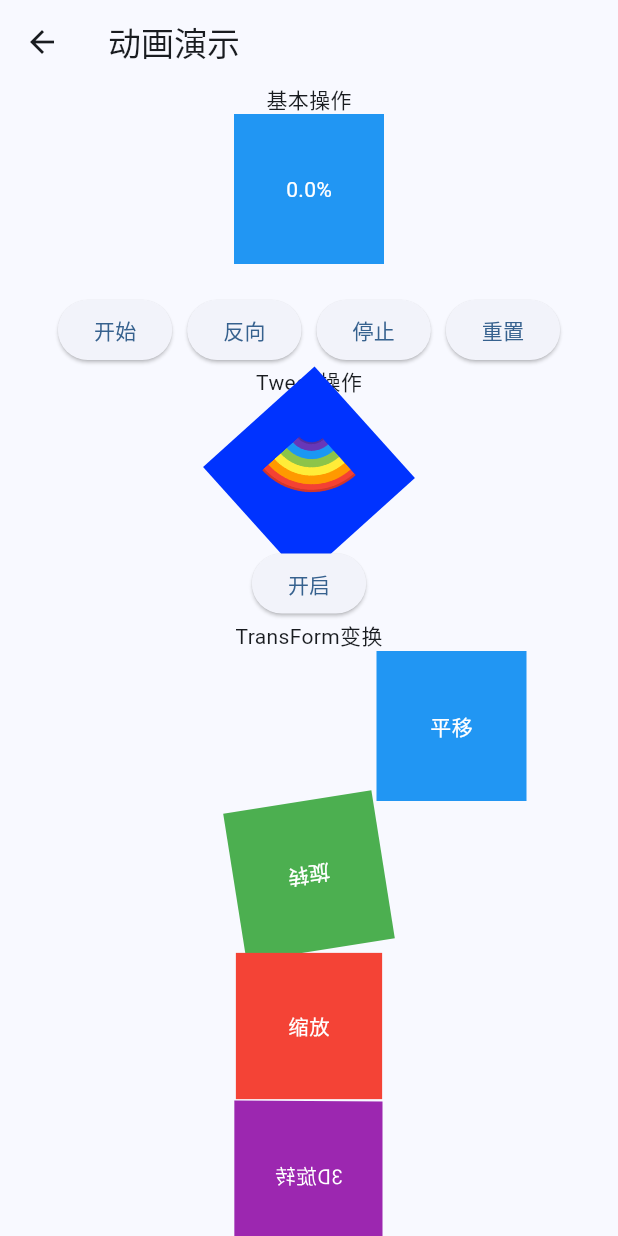
After one commit to wfs31415926/flutter_demo, a Flutter app: the AnimationShowPage screen opened directly, on a phone screen of 412 x 824 dp. The commit adds this screen. Run offline on Flutter 3.47's test engine with Material 3 defaults, Android fonts, the phone set to English and light mode, and no system bars; our stand-ins replace audioplayers, carousel_slider, decimal, get, logger, shared_preferences; accounts and stored records are empty.

Commit message:
feat:显式动画,隐式动画及相应组件展示

```diff
--- a/pkgs/common/lib/page/animated_widgets_test.dart
+++ b/pkgs/common/lib/page/animated_widgets_test.dart
@@ -120,6 +120,22 @@ class _AnimatedWidgetsTestState extends State<AnimatedWidgetsTest> {
               ),
             ),
           ),
+          TweenAnimationBuilder<Color?>(
+            duration: Duration(milliseconds: 2000),
+            tween: ColorTween(
+              begin: Colors.red,
+              end: Colors.blue,
+            ),
+            builder: (context, color, child) {
+              return Container(
+                width: 100,
+                height: 100,
+                color: color,
+                child: child,
+              );
+            },
+            child: Icon(Icons.star, color: Colors.white),
+          )
           // AnimatedDecoratedBox1(
           //   duration: Duration(
           //       milliseconds: _decorationColor == Colors.red ? 400 : 2000),
--- /dev/null
+++ b/pkgs/common/lib/page/animation_show.dart
@@ -0,0 +1,349 @@
+import 'package:common/comm.dart';
+import 'package:flutter/cupertino.dart';
+import 'package:flutter/material.dart';
+import 'package:flutter/physics.dart';
+
+class AnimationShowPage extends StatefulWidget {
+  @override
+  State<AnimationShowPage> createState() => _AnimationShowPageState();
+}
+
+class _AnimationShowPageState extends State<AnimationShowPage>
+    with TickerProviderStateMixin {
+  late AnimationController _controller1;
+  late AnimationController _controller2;
+  late AnimationController _controller3;
+  late AnimationController _controller4;
+  late Animation<Color> _rainbowAnimation;
+  late Animation<double> _angleAnimation;
+  late Animation<double> _transformAnimation;
+  late SpringSimulation _springSimulation; //弹簧
+  late Animation<double> _springAnimation; //弹簧动画
+
+  @override
+  void initState() {
+    super.initState();
+    _controller1 =
+        AnimationController(vsync: this, duration: Duration(seconds: 2));
+    _controller1.addListener(() {});
+    _controller1.addStatusListener((status) {});
+    _controller2 = AnimationController(
+      vsync: this,
+      duration: const Duration(seconds: 3),
+    )..repeat();
+
+    _rainbowAnimation = RainbowTween().animate(_controller2);
+    _angleAnimation = AngleTween(begin: 0, end: 360).animate(_controller2);
+    _controller3 =
+        AnimationController(vsync: this, duration: Duration(seconds: 2))
+          ..repeat(reverse: true);
+    _transformAnimation = Tween(begin: 0.0, end: 1.0).animate(_controller3);
+
+    //1.创建动画控制器(弹簧动画,时长会被忽略,由模拟决定)
+    _controller4 =
+        AnimationController(vsync: this, duration: Duration(seconds: 2));
+    // ..repeat(reverse: true);
+    // //2.创建弹簧模拟
+    _springSimulation = SpringSimulation(
+        SpringDescription(
+          mass: 1, // 质量
+          stiffness: 1, //刚度,刚度小动画变慢
+          damping: 1, //阻尼,阻尼小可能多次震荡
+        ),
+        0.0, //起始位置
+        300.0, //目标位置
+        10.0 //初始速度
+        );
+    //3.控制器驱动弹簧模拟
+    // _controller4.animateWith(_springSimulation);
+    //4.创建动画
+    _springAnimation =
+        Tween<double>(begin: 0.0, end: 300.0).animate(_controller4);
+    // 添加监听器
+    _springAnimation.addListener(() {
+      print("弹簧动画${_springAnimation.value}");
+    });
+    // 确保在下一帧启动动画
+    WidgetsBinding.instance.addPostFrameCallback((_) {
+      startSpringAnimation();
+    });
+  }
+
+  //开启弹簧动画
+  void startSpringAnimation() {
+    _controller4.reset();
+    _controller4.animateWith(_springSimulation);
+  }
+
+  @override
+  void dispose() {
+    _controller1.dispose();
+    _controller2.dispose();
+    _controller3.dispose();
+    _controller4.dispose();
+    super.dispose();
+  }
+
+  @override
+  Widget build(BuildContext context) {
+    return Scaffold(
+      appBar: AppBar(
+        title: const Text('动画演示'),
+      ),
+      body: SingleChildScrollView(
+        child: Column(
+          children: [
+            Text("基本操作"),
+            AnimatedBuilder(
+                animation: _controller1,
+                builder: (context, child) {
+                  return Container(
+                    width: 100 + _controller1.value * 100,
+                    height: 100,
+                    color: Colors.blue,
+                    child: Center(
+                      child: Text(
+                        "${(_controller1.value * 100).toStringAsFixed(1)}%",
+                        style: TextStyle(color: Colors.white),
+                      ),
+                    ),
+                  );
+                }),
+            const SizedBox(height: 20),
+            Row(
+              mainAxisAlignment: MainAxisAlignment.center,
+              children: [
+                ElevatedButton(
+                  onPressed: () => _controller1.forward(), // 正向播放
+                  child: const Text('开始'),
+                ),
+                const SizedBox(width: 10),
+                ElevatedButton(
+                  onPressed: () => _controller1.reverse(), // 反向播放
+                  child: const Text('反向'),
+                ),
+                const SizedBox(width: 10),
+                ElevatedButton(
+                  onPressed: () => _controller1.stop(), // 停止
+                  child: const Text('停止'),
+                ),
+                const SizedBox(width: 10),
+                // 添加重置按钮
+                ElevatedButton(
+                  onPressed: () => _controller1.reset(),
+                  child: const Text('重置'),
+                ),
+              ],
+            ),
+            Text("Tween操作"),
+            AnimatedBuilder(
+              animation: _controller2,
+              builder: (context, child) {
+                return Transform.rotate(
+                  angle: _angleAnimation.value,
+                  child: Container(
+                    width: 100,
+                    height: 100,
+                    color: _rainbowAnimation.value,
+                    child: const Center(
+                      child: Text(
+                        '🌈',
+                        style: TextStyle(fontSize: 40),
+                      ),
+                    ),
+                  ),
+                );
+              },
+            ),
+            ElevatedButton(
+              onPressed: () => _controller2.forward(),
+              child: const Text('开启'),
+            ),
+            Column(
+              mainAxisSize: MainAxisSize.min,
+              mainAxisAlignment: MainAxisAlignment.center,
+              children: [
+                Text("TransForm变换"),
+                // 1. 平移变换
+                AnimatedBuilder(
+                  animation: _transformAnimation,
+                  builder: (context, child) {
+                    return Transform.translate(
+                      offset: Offset(_transformAnimation.value * 100, 0),
+                      child: _buildBox('平移', Colors.blue),
+                    );
+                  },
+                ),
+                // 2. 旋转变换
+                AnimatedBuilder(
+                  animation: _transformAnimation,
+                  builder: (context, child) {
+                    return Transform.rotate(
+                      angle: _transformAnimation.value * 3.14159, // 0-π 弧度
+                      child: _buildBox('旋转', Colors.green),
+                    );
+                  },
+                ),
+                // 3. 缩放变换
+
+                AnimatedBuilder(
+                  animation: _transformAnimation,
+                  builder: (context, child) {
+                    return Transform.scale(
+                      scale: 0.5 + _transformAnimation.value * 0.5, // 0.5-1.0
+                      child: _buildBox('缩放', Colors.red),
+                    );
+                  },
+                ),
+                // 4. 3D 变换（沿 Y 轴旋转）
+                AnimatedBuilder(
+                  animation: _transformAnimation,
+                  builder: (context, child) {
+                    return Transform(
+                      transform: Matrix4.identity()
+                        ..setEntry(3, 2, 0.001) // 透视
+                        ..rotateY(_transformAnimation.value * 3.14159),
+                      alignment: Alignment.center,
+                      child: _buildBox('3D旋转', Colors.purple),
+                    );
+                  },
+                ),
+              ],
+            ),
+            Column(
+              mainAxisSize: MainAxisSize.min,
+              mainAxisAlignment: MainAxisAlignment.center,
+              children: [
+                AnimatedBuilder(
+                  animation: _transformAnimation,
+                  builder: (context, child) {
+                    return Transform(
+                      transform: Matrix4.skewX(_transformAnimation.value * 0.5),
+                      // X轴倾斜
+                      child: _buildBox('倾斜', Colors.blue),
+                    );
+                  },
+                ),
+                AnimatedBuilder(
+                  animation: _transformAnimation,
+                  builder: (context, child) {
+                    return Transform(
+                      transform: Matrix4.identity()
+                        ..translate(_transformAnimation.value * 100.0) // X轴平移
+                        ..rotateZ(_transformAnimation.value * 3.14159), // Z轴旋转
+                      child: _buildBox('平移+旋转', Colors.green),
+                    );
+                  },
+                ),
+                AnimatedBuilder(
+                  animation: _transformAnimation,
+                  builder: (context, child) {
+                    return Transform(
+                      transform: Matrix4.identity()
+                        ..setEntry(3, 2, 0.001) // 透视
+                        ..rotateX(
+                            _transformAnimation.value * 3.14159 / 4) // X轴旋转45度
+                        ..rotateY(_transformAnimation.value * 3.14159 / 4),
+                      // Y轴旋转45度
+                      child: _buildBox('3D透视', Colors.red),
+                    );
+                  },
+                ),
+                AnimatedBuilder(
+                  animation: _transformAnimation,
+                  builder: (context, child) {
+                    return Transform(
+                      transform: Matrix4(
+                        1.0,
+                        _transformAnimation.value * 0.5,
+                        0.0,
+                        0.0,
+                        0.0,
+                        1.0,
+                        0.0,
+                        0.0,
+                        0.0,
+                        0.0,
+                        1.0,
+                        0.0,
+                        0.0,
+                        0.0,
+                        0.0,
+                        1.0,
+                      ),
+                      child: _buildBox('自定义矩阵', Colors.purple),
+                    );
+                  },
+                ),
+              ],
+            ),
+            Column(
+              mainAxisSize: MainAxisSize.min,
+              mainAxisAlignment: MainAxisAlignment.center,
+              children: [
+                SizedBox(
+                  height: 60.w,
+                ),
+                Text("弹簧"),
+                AnimatedBuilder(
+                  animation: _springAnimation,
+                  builder: (context, child) {
+                    return Transform.translate(
+                      offset: Offset(_springAnimation.value, 0),
+                      child:
+                          _buildBox('弹簧', Colors.blue, height: 50, width: 50),
+                    );
+                  },
+                ),
+                // 控制按钮
+                ElevatedButton(
+                  onPressed: startSpringAnimation,
+                  child: Text('重新开始弹簧动画'),
+                ),
+                Text("TweenAnimationBuilder"),
+
+              ],
+            ),
+          ],
+        ),
+      ),
+    );
+  }
+
+  Widget _buildBox(String text, Color color, {double? width, double? height}) {
+    return Container(
+      width: width ?? 100,
+      height: height ?? 100,
+      color: color,
+      child: Center(
+        child: Text(
+          text,
+          style: const TextStyle(color: Colors.white),
+        ),
+      ),
+    );
+  }
+}
+
+// 自定义 Tween：彩虹颜色
+class RainbowTween extends Tween<Color> {
+  RainbowTween() : super(begin: Colors.red, end: Colors.purple);
+
+  @override
+  Color lerp(double t) {
+    // 根据 t 值返回彩虹色
+    final hue = t * 360;
+    return HSVColor.fromAHSV(1.0, hue, 1.0, 1.0).toColor();
+  }
+}
+
+// 自定义 Tween：角度到弧度
+class AngleTween extends Tween<double> {
+  AngleTween({double? begin, double? end}) : super(begin: begin, end: end);
+
+  @override
+  double lerp(double t) {
+    // 将 0-1 映射到角度值
+    return (begin! + (end! - begin!) * t) * (3.14159 / 180);
+  }
+}
--- a/pkgs/common/lib/page/test.dart
+++ b/pkgs/common/lib/page/test.dart
@@ -1,3 +1,4 @@
+import 'package:common/page/animation_show.dart';
 import 'package:common/page/carousel_fullScreen.dart';
 import 'package:common/page/carousel_test.dart';
 import 'package:common/page/gesture_detector_test.dart';
@@ -51,6 +52,9 @@ class _TestPageState extends State<TestPage> {
         },
         "动画组件": () {
           Get.to(AnimatedWidgetsTest());
+        },
+        "动画演示": () {
+          Get.to(AnimationShowPage());
         },
         "自定义组件": () {
           Get.to(CustomWidgetShow());
```
